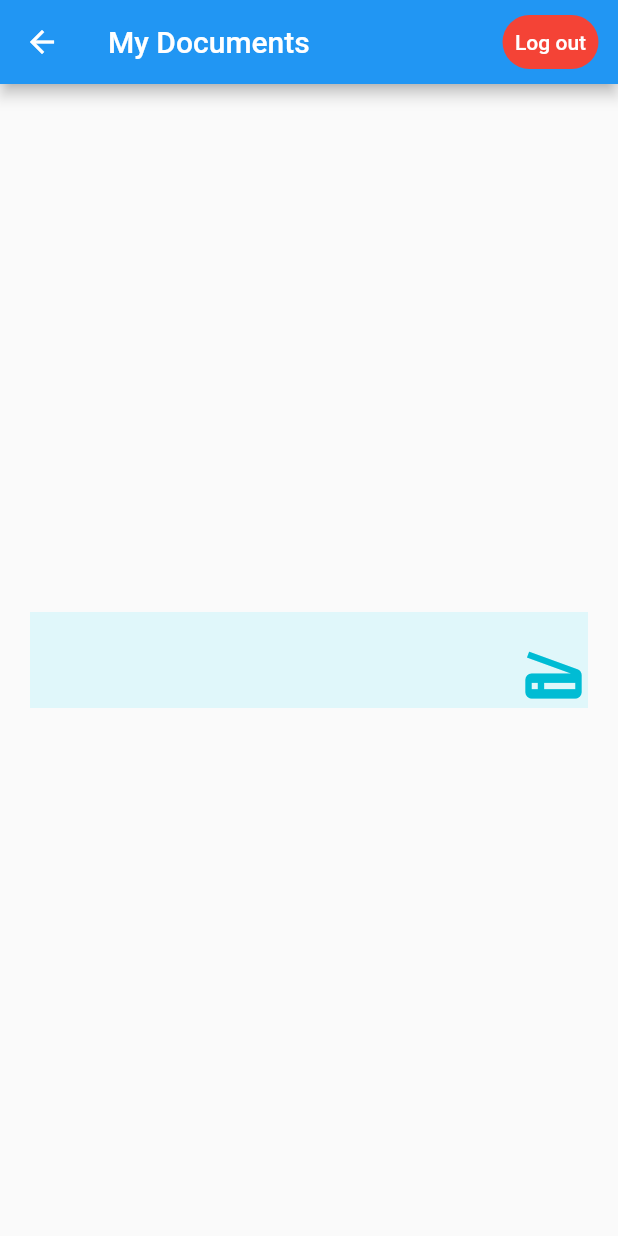
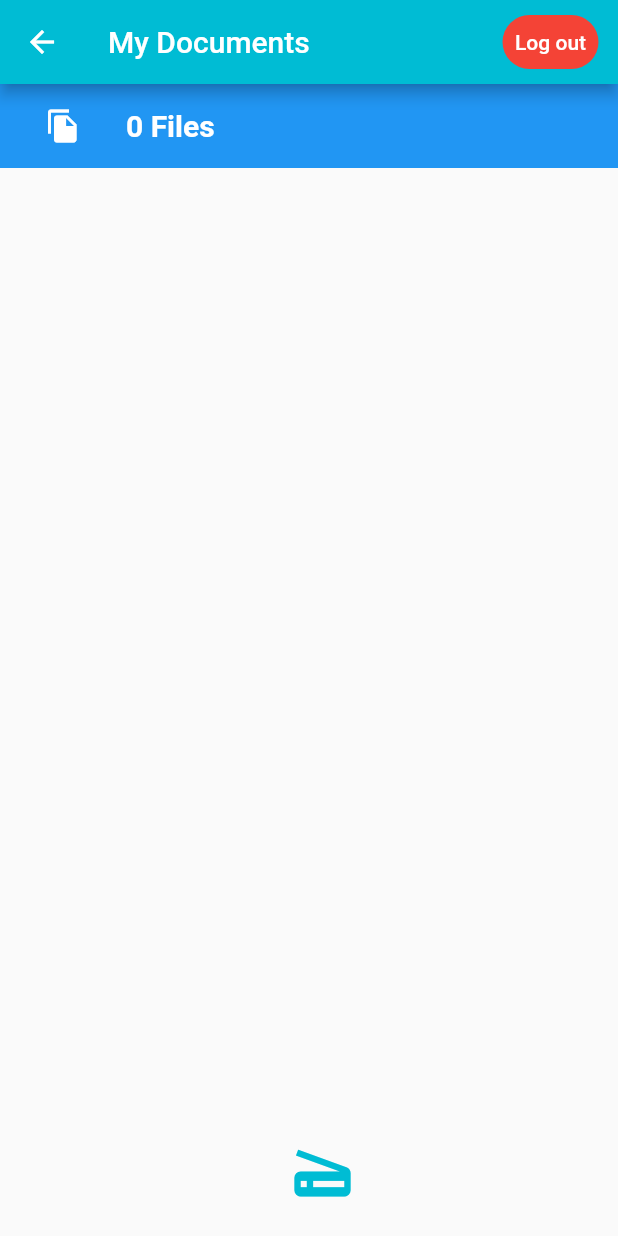
Before and after one commit to AAgustinChavez/DocScanner, a Flutter app: the CreateFileIMG screen opened directly, on a phone screen of 412 x 824 dp. Run offline on Flutter 3.47's test engine with Material 2 defaults, Android fonts, the phone set to English and light mode, and no system bars; our stand-ins replace auth_buttons, bloc, cloud_firestore, equatable, firebase_auth, firebase_core and 4 more; missing offline and left inert: photofilters; accounts and stored records are empty.

Commit message:
Version2.0

```diff
--- /dev/null
+++ b/lib/api/firebase_api.dart
@@ -0,0 +1,37 @@
+import 'dart:io';
+
+import 'package:doc_scanner/model/firebase_file.dart';
+
+import 'package:firebase_storage/firebase_storage.dart';
+import 'package:path_provider/path_provider.dart';
+
+class FirebaseApi {
+  static Future<List<String>> _getDownloadLinks(List<Reference> refs) =>
+      Future.wait(refs.map((ref) => ref.getDownloadURL()).toList());
+
+  static Future<List<FirebaseFile>> listAll(String path) async {
+    final ref = FirebaseStorage.instance.ref(path);
+    final result = await ref.listAll();
+
+    final urls = await _getDownloadLinks(result.items);
+
+    return urls
+        .asMap()
+        .map((index, url) {
+          final ref = result.items[index];
+          final name = ref.name;
+          final file = FirebaseFile(ref: ref, name: name, url: url);
+
+          return MapEntry(index, file);
+        })
+        .values
+        .toList();
+  }
+
+  static Future downloadFile(Reference ref) async {
+    final dir = await getApplicationDocumentsDirectory();
+    final file = File('${dir.path}/${ref.name}');
+    //print('${dir.path}/${ref.name}');
+    await ref.writeToFile(file);
+  }
+}
--- a/lib/createUser/create_account_page.dart
+++ b/lib/createUser/create_account_page.dart
@@ -75,8 +75,8 @@ class _CreateAccountPageState extends State<CreateAccountPage> {
                   validator: (value) {
                     if (value == null || value.isEmpty) {
                       return 'Please enter your password';
-                    } else if (int.parse(value) < 8) {
-                      return 'Must be at least 8 characters';
+                    } else if (value.length < 8) {
+                      return '';
                     } else {
                       password = value;
                     }
--- a/lib/create_file_img.dart
+++ b/lib/create_file_img.dart
@@ -1,14 +1,21 @@
+import 'package:doc_scanner/api/firebase_api.dart';
 import 'package:doc_scanner/auth/bloc/auth_bloc.dart';
+import 'package:doc_scanner/imagesFiles/imagefilter.dart';
 import 'package:doc_scanner/login/login_test.dart';
+import 'package:doc_scanner/model/firebase_file.dart';
+import 'package:doc_scanner/page/image_page.dart';
+import 'package:firebase_auth/firebase_auth.dart';
 import 'package:flutter/material.dart';
 import 'package:flutter_bloc/flutter_bloc.dart';
 import 'package:image_picker/image_picker.dart';
 import 'package:firebase_storage/firebase_storage.dart';
 import 'dart:io';
+import 'package:photofilters/photofilters.dart';
+import 'package:image/image.dart' as imageLib;
 import 'package:path/path.dart' as Path;
 
 class CreateFileIMG extends StatefulWidget {
-  CreateFileIMG({Key? key}) : super(key: key);
+  const CreateFileIMG({Key? key}) : super(key: key); //const
 
   @override
   _CreateFileIMGState createState() => _CreateFileIMGState();
@@ -16,38 +23,59 @@ class CreateFileIMG extends StatefulWidget {
 
 class _CreateFileIMGState extends State<CreateFileIMG> {
   late AuthBloc _authBloc;
-  File? _doc;
-  String? _uploadedFileURL;
-  //img
-  Future<File?> _getImage() async {
-    final pickedImage = await ImagePicker().pickImage(
-        source: ImageSource.camera,
-        maxHeight: 720,
-        maxWidth: 720,
-        imageQuality: 85);
-    if (pickedImage != null) {
-      setState(() {
-        _doc = File(pickedImage.path);
-      });
-      return File(pickedImage.path);
-    } else {
-      return null;
-    }
+  final FirebaseAuth auth = FirebaseAuth.instance;
+  late Future<List<FirebaseFile>> futureFiles;
+
+  @override
+  void initState() {
+    super.initState();
+    final User? user = auth.currentUser;
+    final uid = user!.uid;
+    futureFiles = FirebaseApi.listAll('documents/' + uid + '/');
+
   }
 
-  Future uploadFile() async {
-    Reference storageReference = FirebaseStorage.instance
-        .ref()
-        .child('chats/${Path.basename(_doc!.path)}}');
-    UploadTask uploadTask = storageReference.putFile(_doc!);
-    await uploadTask.then((p0) => null);
-    print('File Uploaded');
-    storageReference.getDownloadURL().then((fileURL) {
-      setState(() {
-        _uploadedFileURL = fileURL;
-      });
-    });
-  }
+  Widget buildFile(BuildContext context, FirebaseFile file) => ListTile(
+        leading: ClipOval(
+          child: Image.network(
+            file.url,
+            width: 52,
+            height: 52,
+            fit: BoxFit.cover,
+          ),
+        ),
+        title: Text(
+          file.name,
+          style: const TextStyle(
+            fontWeight: FontWeight.bold,
+            decoration: TextDecoration.underline,
+            color: Colors.blue,
+          ),
+        ),
+        onTap: () => Navigator.of(context).push(MaterialPageRoute(
+          builder: (context) => ImagePage(file: file),
+        )),
+      );
+
+  Widget buildHeader(int length) => ListTile(
+        tileColor: Colors.blue,
+        leading: Container(
+          width: 52,
+          height: 52,
+          child: Icon(
+            Icons.file_copy,
+            color: Colors.white,
+          ),
+        ),
+        title: Text(
+          '$length Files',
+          style: TextStyle(
+            fontWeight: FontWeight.bold,
+            fontSize: 20,
+            color: Colors.white,
+          ),
+        ),
+      );
 
   @override
   Widget build(BuildContext context) {
@@ -57,15 +85,14 @@ class _CreateFileIMGState extends State<CreateFileIMG> {
         return _authBloc;
       },
       child: BlocConsumer<AuthBloc, AuthState>(
-        listener: (context, state) {
-
-        },
+        listener: (context, state) {},
         builder: (context, state) {
           if (state is UnAuthState) {
             return const LoginTest();
           }
           return Scaffold(
-            appBar: new AppBar(
+            appBar: AppBar(
+              backgroundColor: Colors.cyan,
               title: const Text("My Documents"),
               actions: [
                 Padding(
@@ -82,7 +109,6 @@ class _CreateFileIMGState extends State<CreateFileIMG> {
                             shape: MaterialStateProperty.all<
                                 RoundedRectangleBorder>(RoundedRectangleBorder(
                               borderRadius: BorderRadius.circular(18.0),
-                              //side: const BorderSide(width: 1.0, color: Colors.black),
                             ))),
                         child: const Text(
                           'Log out',
@@ -92,24 +118,61 @@ class _CreateFileIMGState extends State<CreateFileIMG> {
                 )
               ],
             ),
-            body: Center(
-              child: ListView(
+            body: FutureBuilder<List<FirebaseFile>>(
+              future: futureFiles,
+              builder: (context, snapshot) {
+                switch (snapshot.connectionState) {
+                  case ConnectionState.waiting:
+                    return Center(child: CircularProgressIndicator());
+                  default:
+                    if (snapshot.hasError) {
+                      return const Center(child: Text('Some error occurred!'));
+                    } else {
+                      final files = snapshot.data!;
+                      return Column(
+                        crossAxisAlignment: CrossAxisAlignment.start,
+                        children: [
+                          buildHeader(files.length),
+                          const SizedBox(height: 12),
+                          Expanded(
+                            child: ListView.builder(
+                              itemCount: files.length,
+                              itemBuilder: (context, index) {
+                                final file = files[index];
+
+                                return buildFile(context, file);
+                              },
+                            ),
+                          ),
+                          Column(
+                              mainAxisAlignment: MainAxisAlignment.end,
+                              children: [
+                                ListView(
                                   shrinkWrap: true,
-                padding: EdgeInsets.all(20),
+                                  padding: const EdgeInsets.all(20),
                                   children: [
-                  Container(
-                    color: Colors.cyan[50],
-                    child: ButtonBar(children: [
+                                    ButtonBar(
+                                        alignment: MainAxisAlignment.center,
+                                        children: [
                                           IconButton(
                                               onPressed: () async {
-                            _doc = await _getImage();
+                                                Navigator.push(
+                                                    context,
+                                                    MaterialPageRoute(
+                                                        builder: (context) =>
+                                                            const ImageFilter()));
                                               },
-                          icon:
-                              Icon(Icons.scanner, color: Colors.cyan, size: 50))
+                                              icon: Icon(Icons.scanner,
+                                                  color: Colors.cyan, size: 50))
                                         ]),
-                  ),
                                   ],
                                 ),
+                              ]),
+                        ],
+                      );
+                    }
+                }
+              },
             ),
           );
         },
--- a/lib/main.dart
+++ b/lib/main.dart
@@ -1,3 +1,4 @@
+import 'package:doc_scanner/create_file_img.dart';
 import 'package:doc_scanner/login/login_test.dart';
 import 'package:firebase_core/firebase_core.dart';
 import 'package:flutter/material.dart';
@@ -27,7 +28,7 @@ class MyApp extends StatelessWidget {
       listener: (context, state) {},
       builder: (context, state) {
         if (state is AlreadyAuthState) {
-          return const LoginTest();
+          return const CreateFileIMG();
         } else if (state is UnAuthState) {
           return const LoginTest();
         }
--- /dev/null
+++ b/lib/model/firebase_file.dart
@@ -0,0 +1,13 @@
+import 'package:firebase_storage/firebase_storage.dart';
+
+class FirebaseFile {
+  final Reference ref;
+  final String name;
+  final String url;
+
+  const FirebaseFile({
+    required this.ref,
+    required this.name,
+    required this.url,
+  });
+}
--- a/pubspec.yaml
+++ b/pubspec.yaml
@@ -39,6 +39,9 @@ dependencies:
   cloud_firestore: ^2.5.3
   firebase_storage: ^10.0.6
   image_picker: ^0.8.4+4
+  photofilters: ^3.0.1
+  pull_to_refresh: ^2.0.0
+
 
   # The following adds the Cupertino Icons font to your application.
   # Use with the CupertinoIcons class for iOS style icons.
```
Also changed, not shown: lib/imagesFiles/imagefilter.dart (added, +123 -0 lines), lib/login/form_body.dart (deleted, +0 -212 lines), lib/login/login_form.dart (deleted, +0 -96 lines), lib/login/login_page.dart (deleted, +0 -26 lines), lib/login/login_test.dart (+12 -13 lines), lib/page/image_page.dart (added, +51 -0 lines), pubspec.lock. Lines whose indentation alone changed are shown as unchanged.
